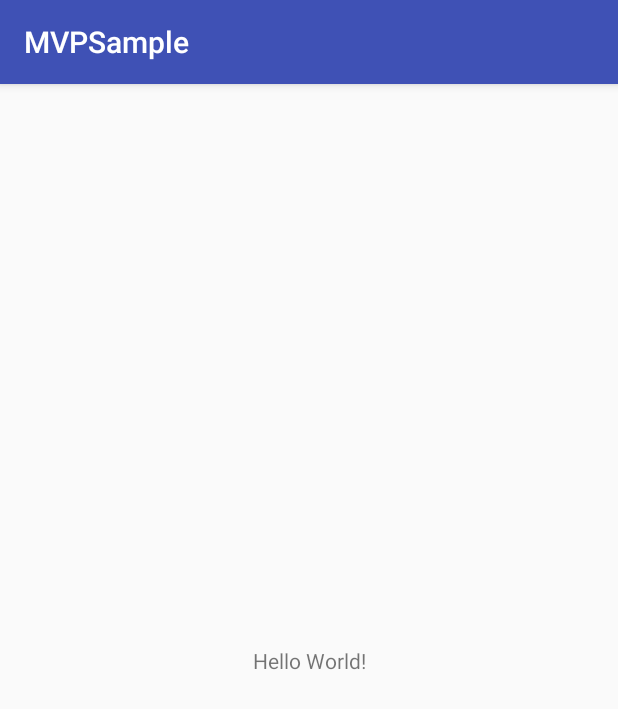
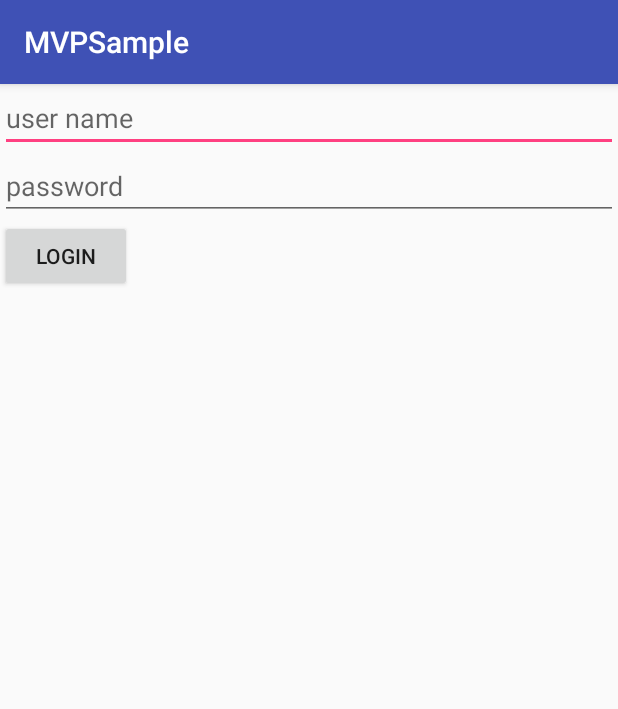
Before and after one commit to SripadRaj/android-mvp, an Android app: the screen it shows after launch (MainActivity), on a phone screen of 412 x 824 dp. Shown: the top 709 px of the screen. Run offline under Robolectric (Android 15) with nearby library versions, the phone set to English and light mode, and no system bars.

Commit message:
simple login implementation

```diff
--- a/app/src/main/java/com/example/mvpsample/MainActivity.kt
+++ b/app/src/main/java/com/example/mvpsample/MainActivity.kt
@@ -2,11 +2,34 @@ package com.example.mvpsample
 
 import android.support.v7.app.AppCompatActivity
 import android.os.Bundle
+import android.view.View
+import android.widget.Toast
+import com.example.mvpsample.model.PresenterImpl
+import com.example.mvpsample.presenter.LoginPresenter
+import com.example.mvpsample.view.LoginView
+import kotlinx.android.synthetic.main.activity_main.*
 
-class MainActivity : AppCompatActivity() {
+class MainActivity : AppCompatActivity(), View.OnClickListener,LoginView{
+
+    var loginPresenter : LoginPresenter ? = null
 
     override fun onCreate(savedInstanceState: Bundle?) {
         super.onCreate(savedInstanceState)
         setContentView(R.layout.activity_main)
+
+        btn_login.setOnClickListener(this)
+        loginPresenter = PresenterImpl(this)
+
     }
+
+    override fun onClick(p0: View) {
+        when(p0.id){
+            R.id.btn_login -> loginPresenter?.performLogin(et_username.text.toString(),et_password.text.toString())
+        }
+    }
+
+    override fun loginSuccess() {
+        Toast.makeText(this,"Success",Toast.LENGTH_SHORT).show()
+    }
+
 }
--- /dev/null
+++ b/app/src/main/java/com/example/mvpsample/model/PresenterImpl.kt
@@ -0,0 +1,24 @@
+package com.example.mvpsample.model
+
+import com.example.mvpsample.presenter.LoginPresenter
+import com.example.mvpsample.view.LoginView
+
+/**
+ * Created by SRamesh on 6/29/2018.
+ */
+class PresenterImpl: LoginPresenter {
+
+
+    var loginView : LoginView? = null
+
+    constructor(loginView: LoginView?) {
+        this.loginView = loginView
+    }
+
+
+    override fun performLogin(userName: String, password: String) {
+        if(userName.isNotEmpty() || password.isNotEmpty()){
+            loginView?.loginSuccess()
+        }
+    }
+}
--- /dev/null
+++ b/app/src/main/java/com/example/mvpsample/presenter/LoginPresenter.kt
@@ -0,0 +1,8 @@
+package com.example.mvpsample.presenter
+
+/**
+ * Created by SRamesh on 6/29/2018.
+ */
+interface LoginPresenter {
+    fun performLogin(userName:String,password:String)
+}
--- /dev/null
+++ b/app/src/main/java/com/example/mvpsample/view/LoginView.kt
@@ -0,0 +1,9 @@
+package com.example.mvpsample.view
+
+/**
+ * Created by SRamesh on 6/29/2018.
+ */
+interface LoginView {
+
+    fun loginSuccess()
+}
--- a/app/src/main/res/layout/activity_main.xml
+++ b/app/src/main/res/layout/activity_main.xml
@@ -1,18 +1,31 @@
 <?xml version="1.0" encoding="utf-8"?>
-<android.support.constraint.ConstraintLayout xmlns:android="http://schemas.android.com/apk/res/android"
+<LinearLayout xmlns:android="http://schemas.android.com/apk/res/android"
     xmlns:app="http://schemas.android.com/apk/res-auto"
     xmlns:tools="http://schemas.android.com/tools"
     android:layout_width="match_parent"
     android:layout_height="match_parent"
+    android:orientation="vertical"
     tools:context="com.example.mvpsample.MainActivity">
 
-    <TextView
+    <EditText
+        android:id="@+id/et_username"
+        android:layout_width="match_parent"
+        android:layout_height="wrap_content"
+        android:hint="user name"
+        />
+
+    <EditText
+        android:id="@+id/et_password"
+        android:layout_width="match_parent"
+        android:layout_height="wrap_content"
+        android:hint="password"
+        />
+
+    <Button
+        android:id="@+id/btn_login"
         android:layout_width="wrap_content"
         android:layout_height="wrap_content"
-        android:text="Hello World!"
-        app:layout_constraintBottom_toBottomOf="parent"
-        app:layout_constraintLeft_toLeftOf="parent"
-        app:layout_constraintRight_toRightOf="parent"
-        app:layout_constraintTop_toTopOf="parent" />
+        android:text="Login"
+        />
 
-</android.support.constraint.ConstraintLayout>
+</LinearLayout>
```
